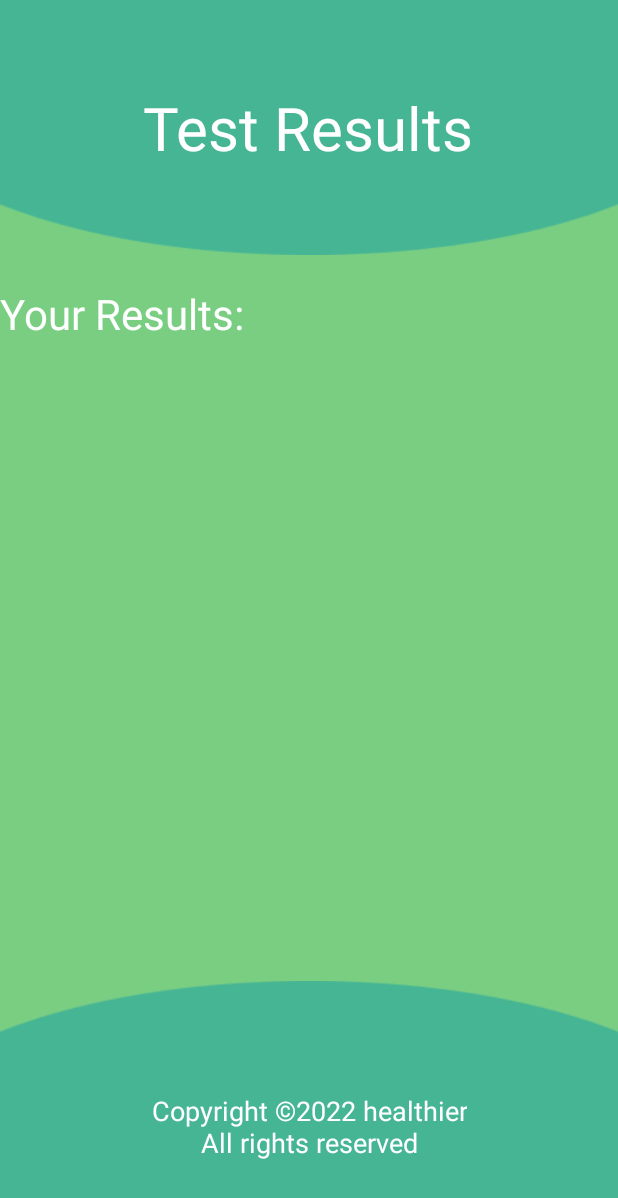
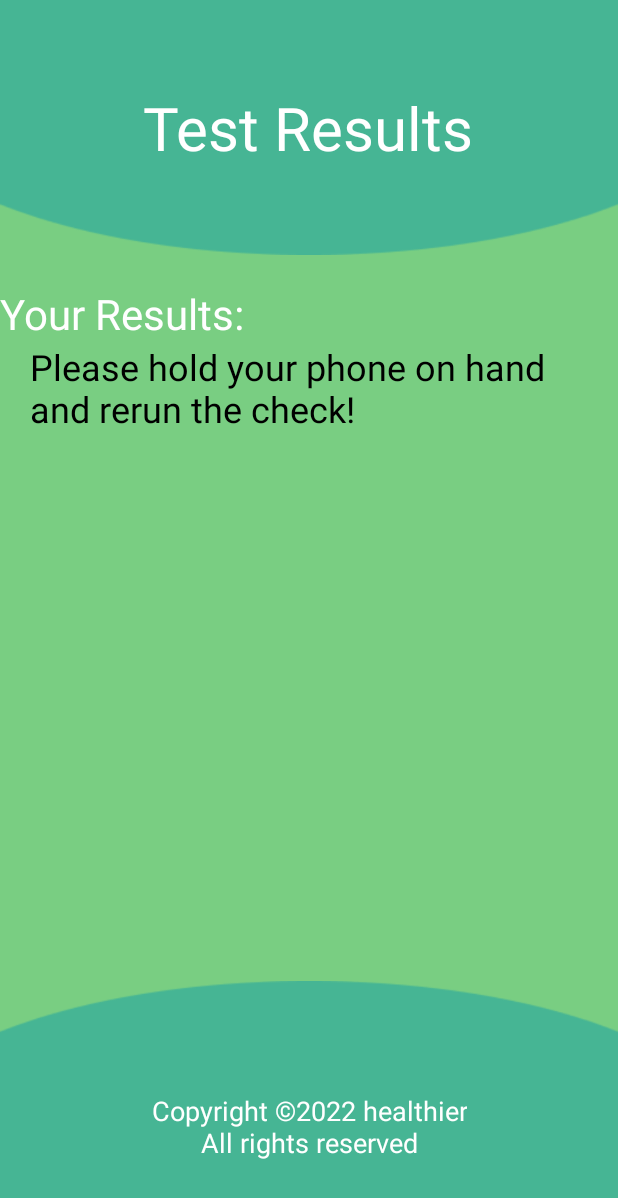
Before and after one commit to MahmoudKharbat/Seminar_Project, an Android app: the ResultsActivity screen opened directly, with no data from a screen before it, on a phone screen of 412 x 824 dp. Shown: the top 1198 px of the screen. Run offline under Robolectric (Android 15) with nearby library versions, the phone set to English and light mode, and no system bars; 2 statements that could not run were skipped.

Commit message:
add result check

```diff
--- a/app/src/main/java/com/example/seminarproject/ResultsActivity.java
+++ b/app/src/main/java/com/example/seminarproject/ResultsActivity.java
@@ -3,14 +3,41 @@ package com.example.seminarproject;
 import androidx.appcompat.app.AppCompatActivity;
 
 import android.content.Intent;
+import android.graphics.Color;
 import android.os.Bundle;
+import android.widget.TextView;
+
+import java.util.ArrayList;
 
 public class ResultsActivity extends AppCompatActivity {
+
+    private TextView test_results_txt;
 
     @Override
     protected void onCreate(Bundle savedInstanceState) {
         super.onCreate(savedInstanceState);
         setContentView(R.layout.activity_results);
+        test_results_txt = findViewById(R.id.test_results_txt);
+        double [] points = getIntent().getExtras().getDoubleArray("points");
+        double results = 0;
+        for(int i = 0 ; i < points.length - 1; i++) {
+            results += Math.abs(points[i] - points[i + 1]);
+        }
+
+        System.out.println("Results Number: "+ results);
+        test_results_txt.setText( results + "");
+        if (results >= 10 && results <= 100){
+            test_results_txt.setText("Negative");
+            test_results_txt.setTextColor(Color.GREEN);
+        }
+        else if(results < 10){
+            test_results_txt.setText("Please hold your phone on hand and rerun the check!");
+            test_results_txt.setTextColor(Color.BLACK);
+        }else{
+            test_results_txt.setText("Positive");
+            test_results_txt.setTextColor(Color.RED);
+        }
+
     }
 
     @Override
--- a/app/src/main/res/layout/activity_results.xml
+++ b/app/src/main/res/layout/activity_results.xml
@@ -48,7 +48,10 @@
         <TextView
             android:id="@+id/test_results_txt"
             android:layout_width="wrap_content"
-            android:layout_height="wrap_content"/>
+            android:layout_height="wrap_content"
+            android:textSize="24sp"
+            android:layout_marginHorizontal="20dp"
+            />
 
     </LinearLayout>
 
```
Also changed, not shown: app/src/main/java/com/example/seminarproject/CallBack.java (added, +7 -0 lines), app/src/main/java/com/example/seminarproject/HoldPhone.java (+9 -4 lines), app/src/main/java/com/example/seminarproject/InstructionsActivity.java (+104 -2 lines), app/src/main/java/com/example/seminarproject/MovePhoneDown.java (+9 -1 lines), app/src/main/java/com/example/seminarproject/MovePhoneUp.java (+12 -1 lines).
